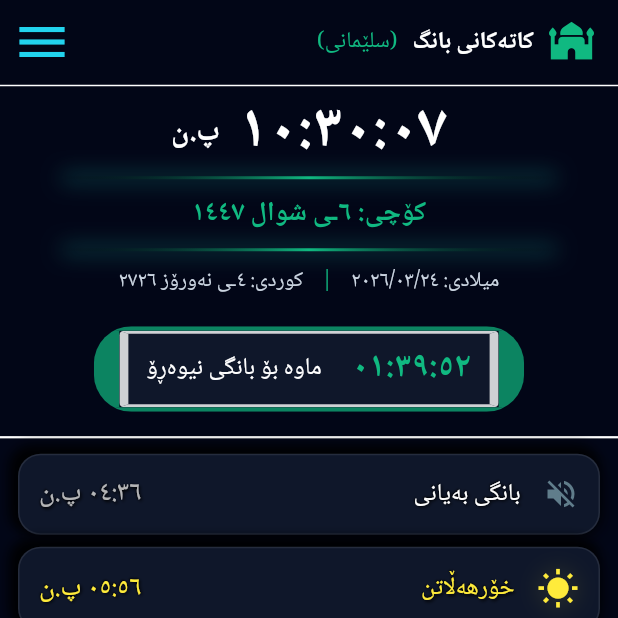
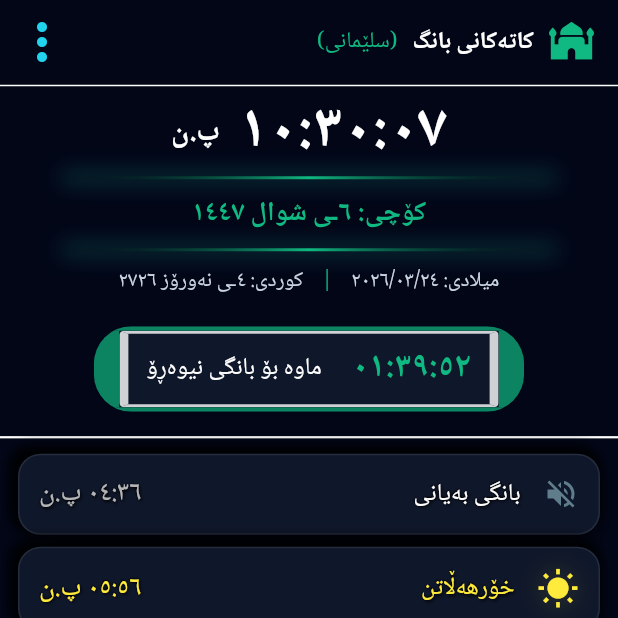
Before and after one commit to daryan-m/prayer_time, a Flutter app: the screen it shows after launch, on a phone screen of 412 x 824 dp, the top half of it. Run offline on Flutter 3.47's test engine with Material 3 defaults, Android fonts, the phone set to English and light mode, and no system bars; our stand-ins replace audioplayers, flutter_local_notifications, hijri, permission_handler, shared_preferences, timezone and 2 more; missing offline and left inert: ota_update; network calls fail.

```diff
--- a/lib/screens/home_screen.dart
+++ b/lib/screens/home_screen.dart
@@ -56,13 +56,6 @@ class _PrayerHomePageState extends State<PrayerHomePage>
   void initState() {
     super.initState();
 
-    // جار ١ — placeholder بۆ یەکەم ئاینستال (شاری دیفۆڵت)
-    // _initAppData تەواو بووین دووبارە نوێ دەکرێتەوە
-    _prayerTimesFuture = _prayerDataService.getPrayerTimes(
-      currentCity, // "سلێمانی" — دیفۆڵت
-      DateTime.now(),
-    );
-
     _sunController = AnimationController(
       vsync: this,
       duration: const Duration(seconds: 2),
@@ -79,7 +72,6 @@ class _PrayerHomePageState extends State<PrayerHomePage>
     // یەکەم: چاوەڕێ دەکەین تا سێتینگ لۆد دەبێت (شارەکە دیاری دەکرێت)
     await _loadSavedSettings();
 
-    // دووەم: کاتێک دڵنیا بووینەوە شارەکە (یان سەیڤکراوە یان دیفۆڵتە)، ئینجا کاتەکان دەهێنین
     if (mounted) {
       setState(() {
         _prayerTimesFuture =
@@ -840,7 +832,8 @@ class _PrayerHomePageState extends State<PrayerHomePage>
       actions: [
         Builder(
           builder: (context) => IconButton(
-            icon: Icon(Icons.menu, color: _palette.primary, size: 40),
+            icon: Icon(Icons.more_vert_rounded,
+                color: _palette.primary, size: 40),
             onPressed: () => Scaffold.of(context).openDrawer(),
           ),
         ),
```
